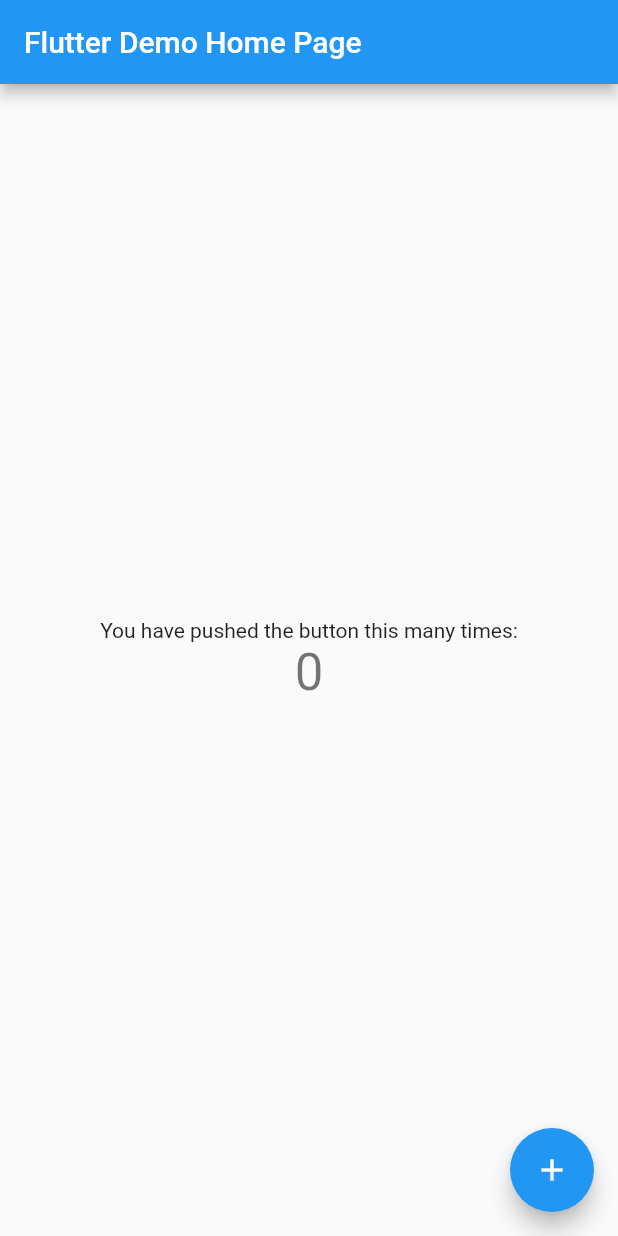
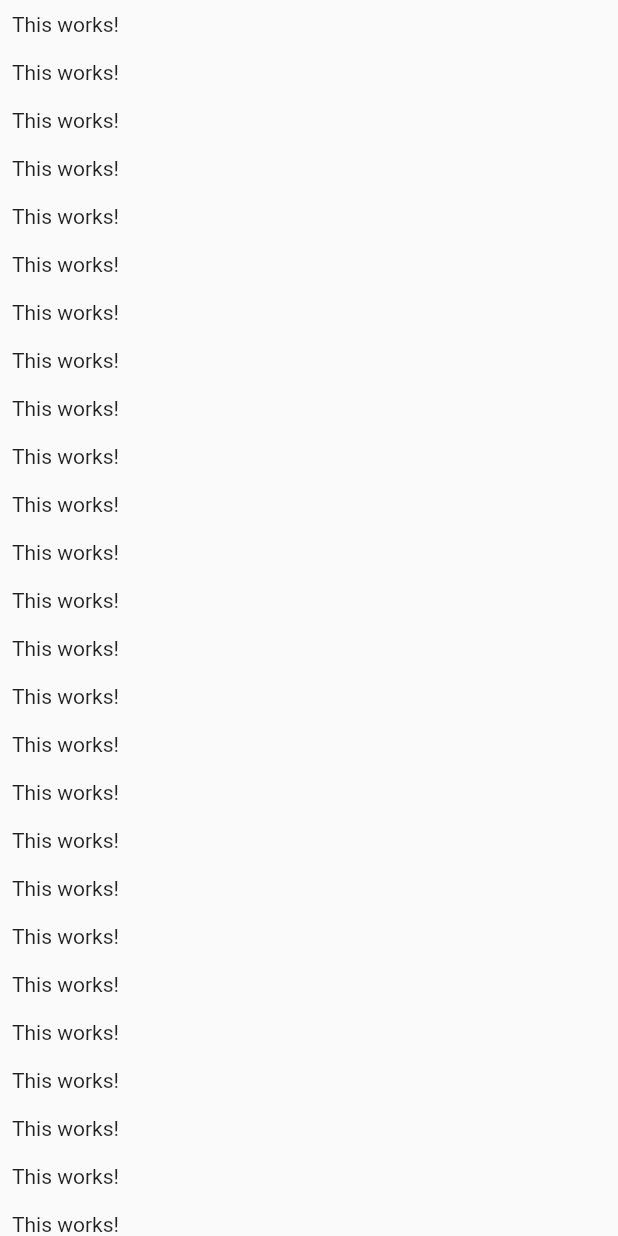
Before and after one commit to rahulkhare99/Messenger, a Flutter app: the screen it shows after launch, on a phone screen of 412 x 824 dp. Run offline on Flutter 3.47's test engine with Material 2 defaults, Android fonts, the phone set to English and light mode, and no system bars.

Commit message:
Initial App

```diff
--- a/lib/main.dart
+++ b/lib/main.dart
@@ -1,4 +1,5 @@
 import 'package:flutter/material.dart';
+import 'screens/chat_screen.dart';
 
 void main() {
   runApp(MyApp());
@@ -9,40 +10,18 @@ class MyApp extends StatelessWidget {
   @override
   Widget build(BuildContext context) {
     return MaterialApp(
-      title: 'Flutter Demo',
+      title: 'FlutterChat',
       theme: ThemeData(
-        // This is the theme of your application.
-        //
-        // Try running your application with "flutter run". You'll see the
-        // application has a blue toolbar. Then, without quitting the app, try
-        // changing the primarySwatch below to Colors.green and then invoke
-        // "hot reload" (press "r" in the console where you ran "flutter run",
-        // or simply save your changes to "hot reload" in a Flutter IDE).
-        // Notice that the counter didn't reset back to zero; the application
-        // is not restarted.
         primarySwatch: Colors.blue,
-        // This makes the visual density adapt to the platform that you run
-        // the app on. For desktop platforms, the controls will be smaller and
-        // closer together (more dense) than on mobile platforms.
         visualDensity: VisualDensity.adaptivePlatformDensity,
       ),
-      home: MyHomePage(title: 'Flutter Demo Home Page'),
+      home: ChatScreen(),
     );
   }
 }
 
 class MyHomePage extends StatefulWidget {
   MyHomePage({Key key, this.title}) : super(key: key);
-
-  // This widget is the home page of your application. It is stateful, meaning
-  // that it has a State object (defined below) that contains fields that affect
-  // how it looks.
-
-  // This class is the configuration for the state. It holds the values (in this
-  // case the title) provided by the parent (in this case the App widget) and
-  // used by the build method of the State. Fields in a Widget subclass are
-  // always marked "final".
-
   final String title;
 
   @override
@@ -54,47 +33,18 @@ class _MyHomePageState extends State<MyHomePage> {
 
   void _incrementCounter() {
     setState(() {
-      // This call to setState tells the Flutter framework that something has
-      // changed in this State, which causes it to rerun the build method below
-      // so that the display can reflect the updated values. If we changed
-      // _counter without calling setState(), then the build method would not be
-      // called again, and so nothing would appear to happen.
       _counter++;
     });
   }
 
   @override
   Widget build(BuildContext context) {
-    // This method is rerun every time setState is called, for instance as done
-    // by the _incrementCounter method above.
-    //
-    // The Flutter framework has been optimized to make rerunning build methods
-    // fast, so that you can just rebuild anything that needs updating rather
-    // than having to individually change instances of widgets.
     return Scaffold(
       appBar: AppBar(
-        // Here we take the value from the MyHomePage object that was created by
-        // the App.build method, and use it to set our appbar title.
         title: Text(widget.title),
       ),
       body: Center(
-        // Center is a layout widget. It takes a single child and positions it
-        // in the middle of the parent.
         child: Column(
-          // Column is also a layout widget. It takes a list of children and
-          // arranges them vertically. By default, it sizes itself to fit its
-          // children horizontally, and tries to be as tall as its parent.
-          //
-          // Invoke "debug painting" (press "p" in the console, choose the
-          // "Toggle Debug Paint" action from the Flutter Inspector in Android
-          // Studio, or the "Toggle Debug Paint" command in Visual Studio Code)
-          // to see the wireframe for each widget.
-          //
-          // Column has various properties to control how it sizes itself and
-          // how it positions its children. Here we use mainAxisAlignment to
-          // center the children vertically; the main axis here is the vertical
-          // axis because Columns are vertical (the cross axis would be
-          // horizontal).
           mainAxisAlignment: MainAxisAlignment.center,
           children: <Widget>[
             Text(
--- /dev/null
+++ b/lib/screens/chat_screen.dart
@@ -0,0 +1,15 @@
+import 'package:flutter/material.dart';
+
+class ChatScreen extends StatelessWidget {
+  @override
+  Widget build(BuildContext context) {
+    return Scaffold(
+      body: ListView.builder(
+        itemBuilder: (ctx, index) => Container(
+          padding: EdgeInsets.all(8),
+          child: Text('This works!'),
+        ),
+      ),
+    );
+  }
+}
```
Also changed, not shown: lib/screens/auth_screen.dart (added), 5 other files.
